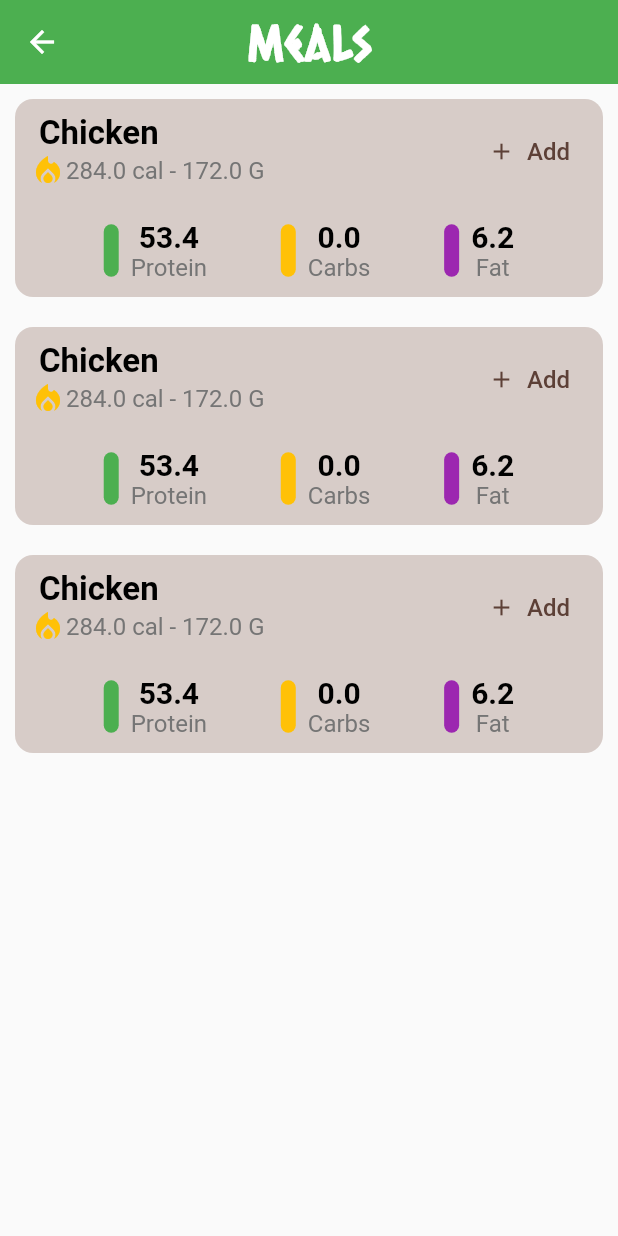
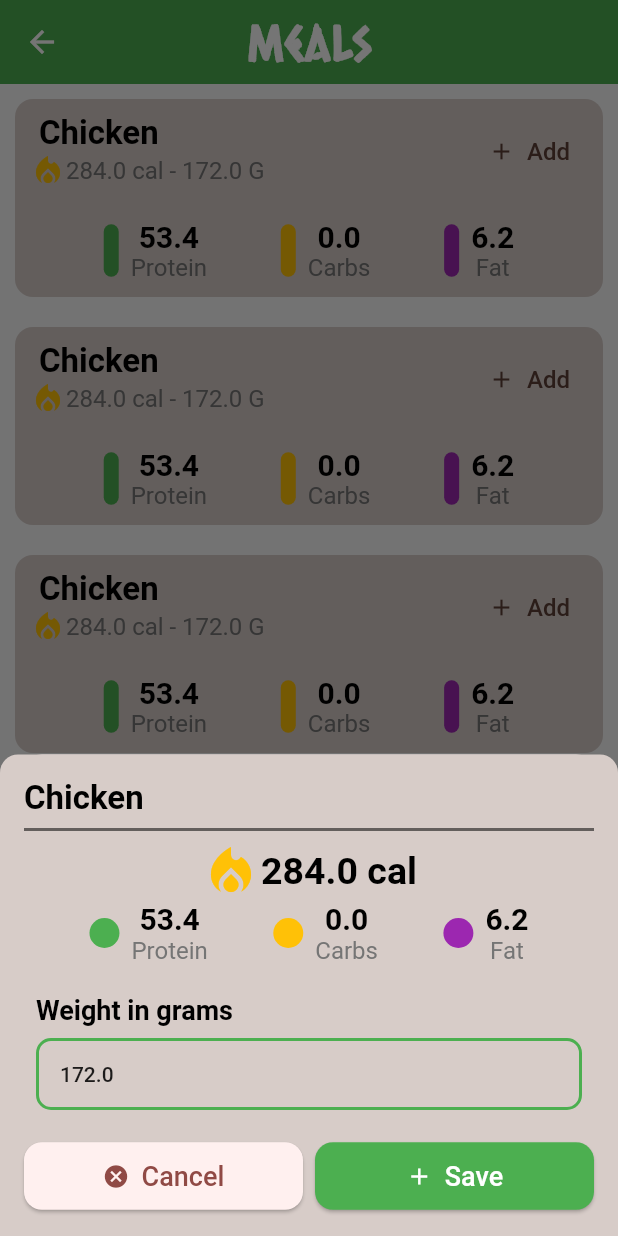
Before and after one commit to porvah/fitupia, a Flutter app: the MealsScreen screen opened by its route, after a tap on "Add", on a phone screen of 412 x 824 dp. Run offline on Flutter 3.47's test engine with Material 2 defaults, Android fonts, the phone set to English and light mode, and no system bars; our stand-ins replace animated_custom_dropdown, flutter_bloc, hive, hive_flutter, pie_chart, smooth_page_indicator and 2 more; accounts and stored records are empty.

Commit message:
Creating bottom sheet to add meal. Creating the UI for the bottom sheet. Letting the user entering the grams.

```diff
--- a/lib/presentation/screens/profile_screen.dart
+++ b/lib/presentation/screens/profile_screen.dart
@@ -136,7 +136,7 @@ class _ProfileScreenState extends State<ProfileScreen> {
           child: CustomButton(
             title: 'Edit',
             color: Colors.white,
-            backgroundColor: const Color.fromARGB(255, 5, 144, 12),
+            backgroundColor: const Color.fromARGB(255, 140, 193, 6),
             fontSize: 18,
             icon: Icons.edit,
             onPressed: () {
--- a/lib/presentation/screens/registration_screen.dart
+++ b/lib/presentation/screens/registration_screen.dart
@@ -10,6 +10,7 @@ import 'package:intl/intl.dart';
 import '../../logic/registration_cubit/registration_cubit.dart';
 import '../size_config/size_config.dart';
 import '../widgets/custom_button.dart';
+import '../widgets/show_snack_bar.dart';
 
 class RegistrationScreen extends StatefulWidget {
   static const String routeName = '/registration_screen';
@@ -169,6 +170,10 @@ class _RegistrationScreenState extends State<RegistrationScreen> {
   }
 
   Future<void> _updateUser() async {
+    if (_checkInput() == false) {
+      return;
+    }
+
     final currentData = regCubit.curUser;
     currentData.copyWith(
       dateOfBirth: _date,
@@ -184,4 +189,59 @@ class _RegistrationScreenState extends State<RegistrationScreen> {
     nav.pop();
     nav.pushNamed(ProfileScreen.routeName);
   }
+
+  bool _checkInput() {
+    List<List<String?>?> checks = [
+      _checkHeight(),
+      _checkWeight(),
+    ];
+
+    for (var check in checks) {
+      if (check == null) continue;
+
+      showSnackBar(
+        context,
+        check[0]!,
+        const Color.fromARGB(255, 188, 37, 26),
+        imgPath: check[1],
+      );
+      return false;
+    }
+
+    return true;
+  }
+
+  List<String?>? _checkHeight() {
+    if (_heightController.text.isEmpty) {
+      return ["Height can't be empty", null];
+    }
+
+    double? height = double.tryParse(_heightController.text);
+    if (height == null) {
+      return ["Invalid Height", null];
+    } else if (height < 120 || height > 230) {
+      return [
+        "Height must be between 120 and 230",
+        "assets/images_reg/height.png"
+      ];
+    }
+    return null;
+  }
+
+  List<String?>? _checkWeight() {
+    if (_weightController.text.isEmpty) {
+      return ["Weight can't be empty", null];
+    }
+
+    double? weight = double.tryParse(_weightController.text);
+    if (weight == null) {
+      return ["Invalid Weight", null];
+    } else if (weight < 30 || weight > 300) {
+      return [
+        "Weight must be between 30 and 300",
+        "assets/images_reg/weight-scale.png"
+      ];
+    }
+    return null;
+  }
 }
--- /dev/null
+++ b/lib/presentation/widgets/custom_bottom_sheet.dart
@@ -0,0 +1,209 @@
+import 'package:first_app/presentation/widgets/custom_button.dart';
+import 'package:first_app/presentation/widgets/custom_input_field.dart';
+import 'package:first_app/presentation/widgets/label_input_field.dart';
+import 'package:first_app/presentation/widgets/show_snack_bar.dart';
+import 'package:flutter/material.dart';
+
+import '../../models/meal_model.dart';
+import '../size_config/size_config.dart';
+
+class CustomBottomSheet extends StatefulWidget {
+  final MealModel meal;
+
+  const CustomBottomSheet({required this.meal, super.key});
+
+  @override
+  State<CustomBottomSheet> createState() => _CustomBottomSheetState();
+}
+
+class _CustomBottomSheetState extends State<CustomBottomSheet> {
+  late TextEditingController controlGrams;
+
+  @override
+  void initState() {
+    super.initState();
+    controlGrams = TextEditingController(text: widget.meal.weight.toString());
+  }
+
+  @override
+  Widget build(BuildContext context) {
+    return SingleChildScrollView(
+      child: Container(
+        padding: EdgeInsets.fromLTRB(
+          16,
+          16,
+          16,
+          16 + MediaQuery.of(context).viewInsets.bottom,
+        ),
+        width: SizeConfig.screenWidth,
+        decoration: const BoxDecoration(
+          color: Color.fromRGBO(215, 204, 200, 1),
+          borderRadius: BorderRadius.only(
+            topLeft: Radius.circular(12),
+            topRight: Radius.circular(12),
+          ),
+        ),
+        child: _buildContent(),
+      ),
+    );
+  }
+
+  Widget _buildContent() {
+    return Column(
+      mainAxisAlignment: MainAxisAlignment.start,
+      crossAxisAlignment: CrossAxisAlignment.start,
+      children: [
+        _buildTitle(),
+        const Divider(
+          thickness: 2,
+          color: Colors.black54,
+        ),
+        _buildCalories(),
+        _buildNutritions(),
+        const SizedBox(height: 12),
+        _buildInputField(),
+        const SizedBox(height: 12),
+        _buildButtons(),
+      ],
+    );
+  }
+
+  Widget _buildTitle() {
+    return Text(
+      widget.meal.name,
+      style: const TextStyle(
+        color: Colors.black,
+        fontWeight: FontWeight.bold,
+        fontSize: 22,
+      ),
+    );
+  }
+
+  Widget _buildCalories() {
+    return Row(
+      children: [
+        const Spacer(),
+        const Icon(
+          Icons.local_fire_department_sharp,
+          color: Colors.amber,
+          size: 40,
+        ),
+        Text(
+          '${_getCalories().toStringAsFixed(1)} cal',
+          style: const TextStyle(
+            color: Colors.black,
+            fontSize: 25,
+            fontWeight: FontWeight.bold,
+          ),
+        ),
+        const Spacer(),
+      ],
+    );
+  }
+
+  Widget _buildNutritions() {
+    return Row(
+      mainAxisAlignment: MainAxisAlignment.spaceEvenly,
+      children: [
+        _buildNut('Protein', _getProtien(), Colors.green),
+        _buildNut('Carbs', _getCarbs(), Colors.amber),
+        _buildNut('Fat', _getFat(), Colors.purple),
+      ],
+    );
+  }
+
+  Widget _buildNut(String title, double value, Color color) {
+    return Row(
+      children: [
+        Container(
+          width: 20,
+          height: 20,
+          decoration: BoxDecoration(
+            color: color,
+            borderRadius: BorderRadius.circular(20.0),
+          ),
+        ),
+        const SizedBox(width: 8.0),
+        Column(
+          children: [
+            Text(
+              value.toStringAsFixed(1),
+              style: const TextStyle(
+                color: Colors.black,
+                fontWeight: FontWeight.bold,
+                fontSize: 20,
+              ),
+            ),
+            Text(
+              title,
+              style: TextStyle(color: Colors.grey[600], fontSize: 16),
+            ),
+          ],
+        ),
+      ],
+    );
+  }
+
+  Widget _buildInputField() {
+    return LabelInputField(
+      title: "Weight in grams",
+      hintText: 'Grams',
+      readonly: false,
+      textEditingController: controlGrams,
+      textInputType: TextInputType.number,
+      color: Colors.green,
+      textColor: Colors.black,
+    );
+  }
+
+  Widget _buildButtons() {
+    return Row(
+      children: [
+        Expanded(
+          child: CustomButton(
+            title: 'Cancel',
+            onPressed: () => Navigator.of(context).pop(),
+            icon: Icons.cancel,
+            fontSize: 18,
+          ),
+        ),
+        const SizedBox(width: 8),
+        Expanded(
+          child: CustomButton(
+            title: 'Save',
+            onPressed: _onSaveMeal,
+            icon: Icons.add,
+            color: Colors.white,
+            backgroundColor: Colors.green,
+            fontSize: 18,
+          ),
+        ),
+      ],
+    );
+  }
+
+  void _onSaveMeal() {
+    showSnackBar(context, 'Meal added successfully', Colors.green);
+    Navigator.of(context).pop();
+  }
+
+  double _getCalories() {
+    double grams = double.parse(controlGrams.text);
+    return (grams / widget.meal.weight) * widget.meal.cals;
+  }
+
+  double _getProtien() {
+    double grams = double.parse(controlGrams.text);
+    return (grams / widget.meal.weight) * widget.meal.protein;
+  }
+
+  double _getCarbs() {
+    double grams = double.parse(controlGrams.text);
+    return (grams / widget.meal.weight) * widget.meal.carbs;
+  }
+
+  double _getFat() {
+    double grams = double.parse(controlGrams.text);
+    return (grams / widget.meal.weight) * widget.meal.fat;
+  }
+}
--- a/lib/presentation/widgets/custom_input_field.dart
+++ b/lib/presentation/widgets/custom_input_field.dart
@@ -6,6 +6,7 @@ class CustomInputField extends StatelessWidget {
   final TextInputType? textInputType;
   final String? Function(String?)? validateInput;
   final Widget? icon;
+  final Color? color;
   final bool readonly;
 
   const CustomInputField({
@@ -15,6 +16,7 @@ class CustomInputField extends StatelessWidget {
     this.validateInput,
     this.textInputType,
     this.icon,
+    this.color,
     required this.readonly,
   });
 
@@ -44,8 +46,8 @@ class CustomInputField extends StatelessWidget {
   OutlineInputBorder _inputBorder(BuildContext context) {
     return OutlineInputBorder(
       borderRadius: BorderRadius.circular(10.0),
-      borderSide: const BorderSide(
-        color: Color.fromARGB(255, 2, 106, 154),
+      borderSide: BorderSide(
+        color: color ?? const Color.fromARGB(255, 2, 106, 154),
         width: 2.0,
       ),
     );
--- a/lib/presentation/widgets/label_input_field.dart
+++ b/lib/presentation/widgets/label_input_field.dart
@@ -9,6 +9,8 @@ class LabelInputField extends StatelessWidget {
   final TextInputType? textInputType;
   final String? Function(String?)? validateInput;
   final Widget? icon;
+  final Color? color;
+  final Color? textColor;
   final bool readonly;
 
   const LabelInputField({
@@ -19,6 +21,8 @@ class LabelInputField extends StatelessWidget {
     this.textInputType,
     this.validateInput,
     this.icon,
+    this.color,
+    this.textColor,
     this.readonly = false,
   });
 
@@ -36,6 +40,7 @@ class LabelInputField extends StatelessWidget {
           validateInput: validateInput,
           icon: icon,
           readonly: readonly,
+          color: color,
         ),
       ],
     );
@@ -46,10 +51,10 @@ class LabelInputField extends StatelessWidget {
       padding: const EdgeInsets.only(left: 8.0, right: 8.0, top: 8.0),
       child: Text(
         title,
-        style: const TextStyle(
+        style: TextStyle(
           fontWeight: FontWeight.bold,
           fontSize: 18,
-          color: Color.fromARGB(255, 2, 106, 154),
+          color: textColor ?? const Color.fromARGB(255, 2, 106, 154),
         ),
       ),
     );
--- a/lib/presentation/widgets/meal_widget.dart
+++ b/lib/presentation/widgets/meal_widget.dart
@@ -1,5 +1,7 @@
 import 'package:first_app/models/meal_model.dart';
 import 'package:flutter/material.dart';
+
+import 'custom_bottom_sheet.dart';
 
 class MealWidget extends StatelessWidget {
   final MealModel mealModel;
@@ -21,7 +23,7 @@ class MealWidget extends StatelessWidget {
             mainAxisAlignment: MainAxisAlignment.spaceBetween,
             children: [
               _buildPanner(),
-              _buildAddButton(),
+              _buildAddButton(context),
             ],
           ),
           const SizedBox(height: 20),
@@ -108,9 +110,11 @@ class MealWidget extends StatelessWidget {
     );
   }
 
-  Widget _buildAddButton() {
+  Widget _buildAddButton(BuildContext context) {
     return TextButton.icon(
-      onPressed: () {},
+      onPressed: () {
+        _openBottomSheet(context);
+      },
       icon: const Icon(Icons.add),
       label: const Text(
         'Add',
@@ -124,4 +128,13 @@ class MealWidget extends StatelessWidget {
       ),
     );
   }
+
+  void _openBottomSheet(BuildContext context) {
+    showModalBottomSheet(
+        context: context,
+        isScrollControlled: true,
+        builder: (ctx) {
+          return CustomBottomSheet(meal: mealModel);
+        });
+  }
 }
```
Also changed, not shown: lib/logic/empty_logic.dart (deleted), lib/models/empty_model.dart (deleted).
